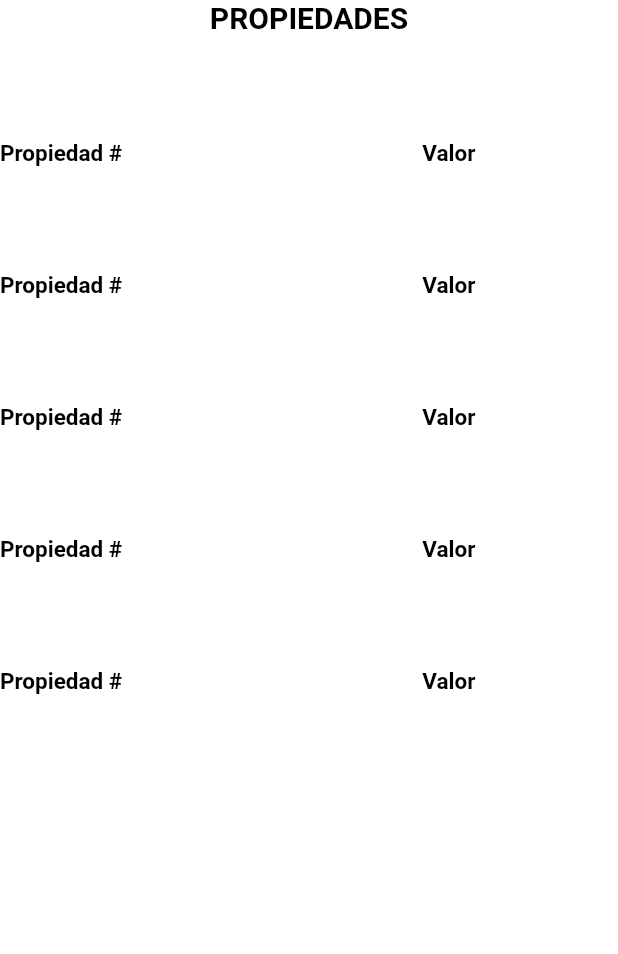
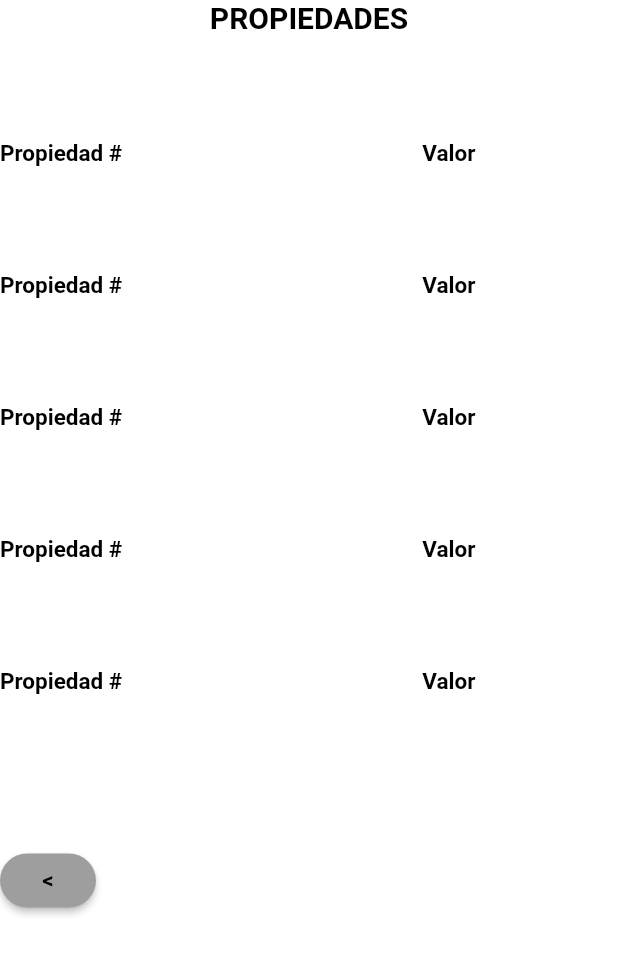
Before and after one commit to GarcesMJM/App-Transacciones, a Flutter app: the ConsultarbView screen opened directly, on a phone screen of 412 x 824 dp. Shown: the top 954 px of the screen. Run offline on Flutter 3.47's test engine with Material 2 defaults, Android fonts, the phone set to English and light mode, and no system bars; missing offline and left inert: dart:html.

Commit message:
Creación del botón volver vista Consultar bienes

```diff
--- a/lib/views/consultarb_view.dart
+++ b/lib/views/consultarb_view.dart
@@ -1,6 +1,8 @@
 import 'package:flutter/material.dart';
 import 'package:flutter/src/widgets/framework.dart';
 import 'package:flutter/src/widgets/placeholder.dart';
+
+import 'home_view.dart';
 
 class ConsultarbView extends StatelessWidget {
   const ConsultarbView({super.key});
@@ -159,8 +161,35 @@ class ConsultarbView extends StatelessWidget {
                 ),
               )
             ],
-          )
-        ],
+          ),
+          const SizedBox(
+            height: 100,
+          ),
+          Row(
+            children: [
+              ElevatedButton(
+                          onPressed: (){
+                            Navigator.push(
+                              context, MaterialPageRoute(builder: (_) => const HomeView()));
+                          },
+                          style: ElevatedButton.styleFrom(
+                              backgroundColor: Colors.grey,
+                              shape: RoundedRectangleBorder(
+                                borderRadius: BorderRadius.circular(50)
+                              )
+                            ),
+                          child: const Text(
+                            "<",
+                            textAlign: TextAlign.center,
+                            style: TextStyle(
+                              color: Colors.black,
+                              fontSize: 15,
+                              fontWeight: FontWeight.bold
+                            ),
+                          )
+                        ),
+            ],
+          )        ],
       ),
     );
   }
```
